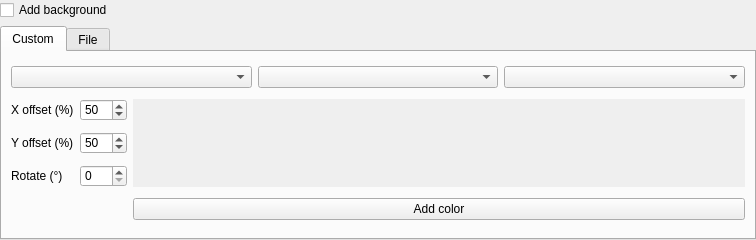
First picture: the form in ui/BackgroundApplier.ui, repository Fefedu973/OpenRGBVisualMapPlugin, before the edit.
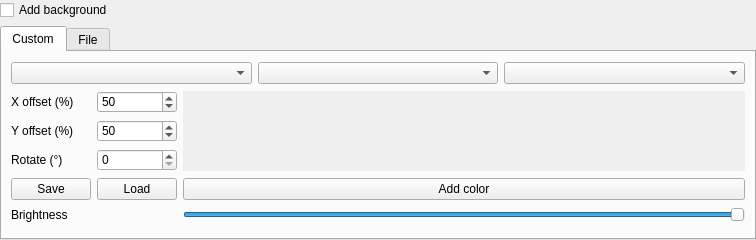
Second picture: the form after the edit.

Commit message: Add brightness slider

```diff
--- a/ui/BackgroundApplier.ui
+++ b/ui/BackgroundApplier.ui
@@ -82,8 +82,8 @@
              <rect>
               <x>0</x>
               <y>0</y>
-              <width>602</width>
-              <height>90</height>
+              <width>560</width>
+              <height>78</height>
              </rect>
             </property>
             <property name="sizePolicy">
@@ -161,6 +161,19 @@
            </property>
           </widget>
          </item>
+         <item row="7" column="2">
+          <widget class="QPushButton" name="add_color_stop_button">
+           <property name="sizePolicy">
+            <sizepolicy hsizetype="Preferred" vsizetype="Maximum">
+             <horstretch>0</horstretch>
+             <verstretch>0</verstretch>
+            </sizepolicy>
+           </property>
+           <property name="text">
+            <string>Add color</string>
+           </property>
+          </widget>
+         </item>
          <item row="3" column="0">
           <widget class="QLabel" name="y_offset_label">
            <property name="text">
@@ -168,6 +181,20 @@
            </property>
           </widget>
          </item>
+         <item row="7" column="1">
+          <widget class="QPushButton" name="load_gradient">
+           <property name="text">
+            <string>Load</string>
+           </property>
+          </widget>
+         </item>
+         <item row="7" column="0">
+          <widget class="QPushButton" name="save_gradient">
+           <property name="text">
+            <string>Save</string>
+           </property>
+          </widget>
+         </item>
          <item row="4" column="0">
           <widget class="QLabel" name="rotate_label">
            <property name="sizePolicy">
@@ -181,16 +208,26 @@
            </property>
           </widget>
          </item>
-         <item row="7" column="2">
-          <widget class="QPushButton" name="add_color_stop_button">
-           <property name="sizePolicy">
-            <sizepolicy hsizetype="Preferred" vsizetype="Maximum">
-             <horstretch>0</horstretch>
-             <verstretch>0</verstretch>
-            </sizepolicy>
+         <item row="8" column="2">
+          <widget class="QSlider" name="brightness">
+           <property name="maximum">
+            <number>255</number>
            </property>
+           <property name="singleStep">
+            <number>1</number>
+           </property>
+           <property name="value">
+            <number>255</number>
+           </property>
+           <property name="orientation">
+            <enum>Qt::Horizontal</enum>
+           </property>
+          </widget>
+         </item>
+         <item row="8" column="0" colspan="2">
+          <widget class="QLabel" name="label">
            <property name="text">
-            <string>Add color</string>
+            <string>Brightness</string>
            </property>
           </widget>
          </item>
```
The commit also changes 2 other files.
